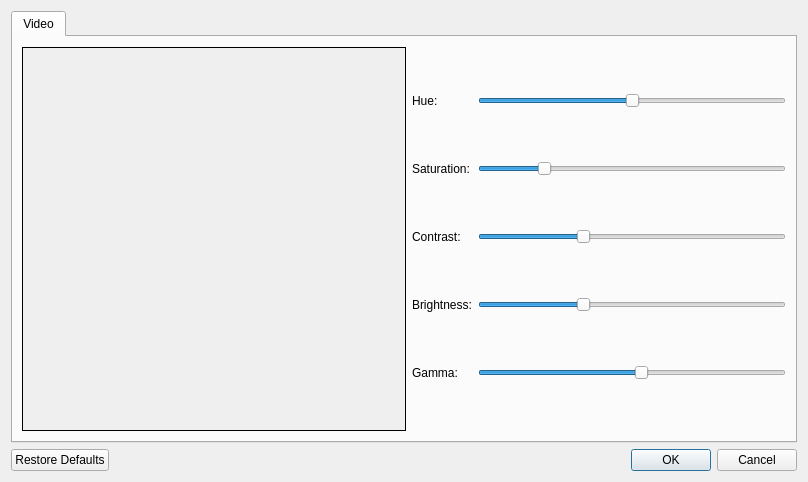
eteran/pretendo, file qt/Preferences.ui: the form before one commit.
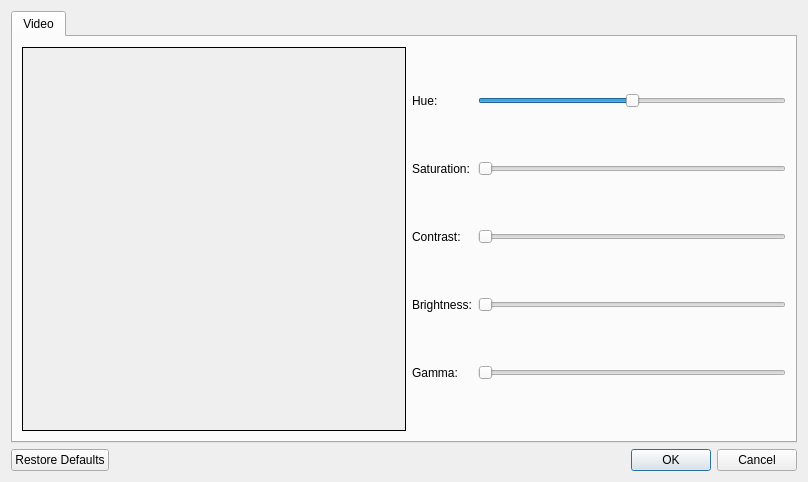
The form after the commit.

Commit message: made sure that the palette sliders are set to defaults on load

Diff of the .ui file:
```diff
--- a/qt/Preferences.ui
+++ b/qt/Preferences.ui
@@ -92,9 +92,6 @@
            <property name="maximum">
             <number>500</number>
            </property>
-           <property name="value">
-            <number>100</number>
-           </property>
            <property name="orientation">
             <enum>Qt::Horizontal</enum>
            </property>
@@ -115,9 +112,6 @@
            <property name="maximum">
             <number>200</number>
            </property>
-           <property name="value">
-            <number>100</number>
-           </property>
            <property name="orientation">
             <enum>Qt::Horizontal</enum>
            </property>
@@ -138,9 +132,6 @@
            <property name="maximum">
             <number>200</number>
            </property>
-           <property name="value">
-            <number>100</number>
-           </property>
            <property name="orientation">
             <enum>Qt::Horizontal</enum>
            </property>
@@ -161,9 +152,6 @@
            <property name="maximum">
             <number>250</number>
            </property>
-           <property name="value">
-            <number>180</number>
-           </property>
            <property name="orientation">
             <enum>Qt::Horizontal</enum>
            </property>
```
The commit also changes 2 other files.
